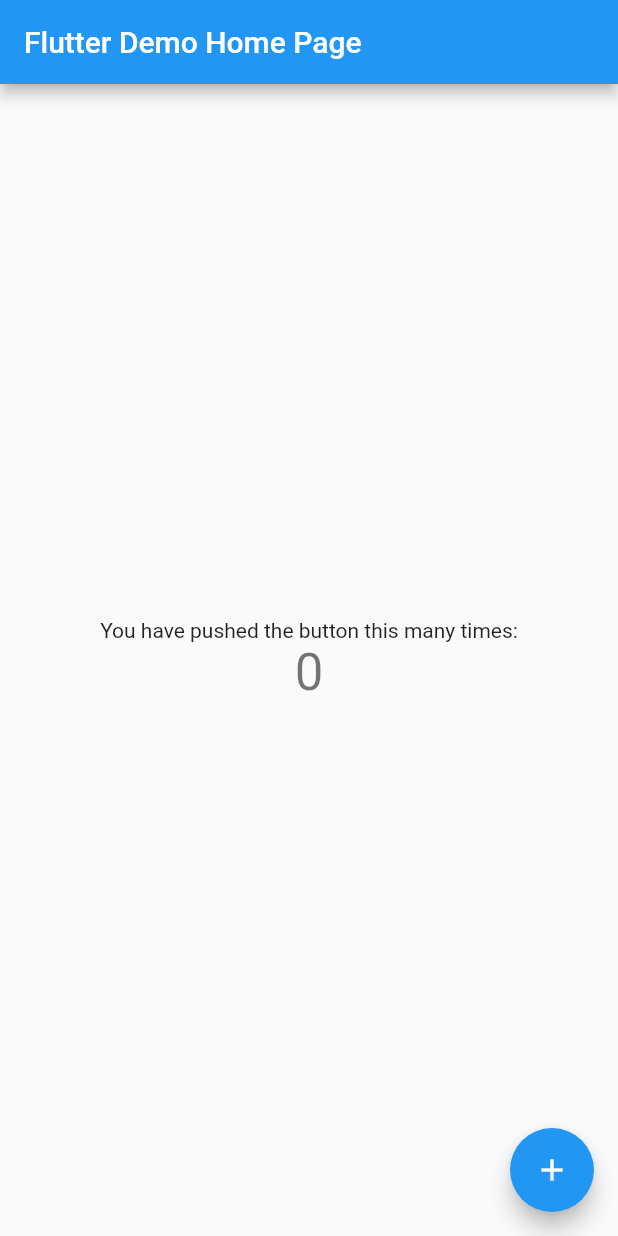
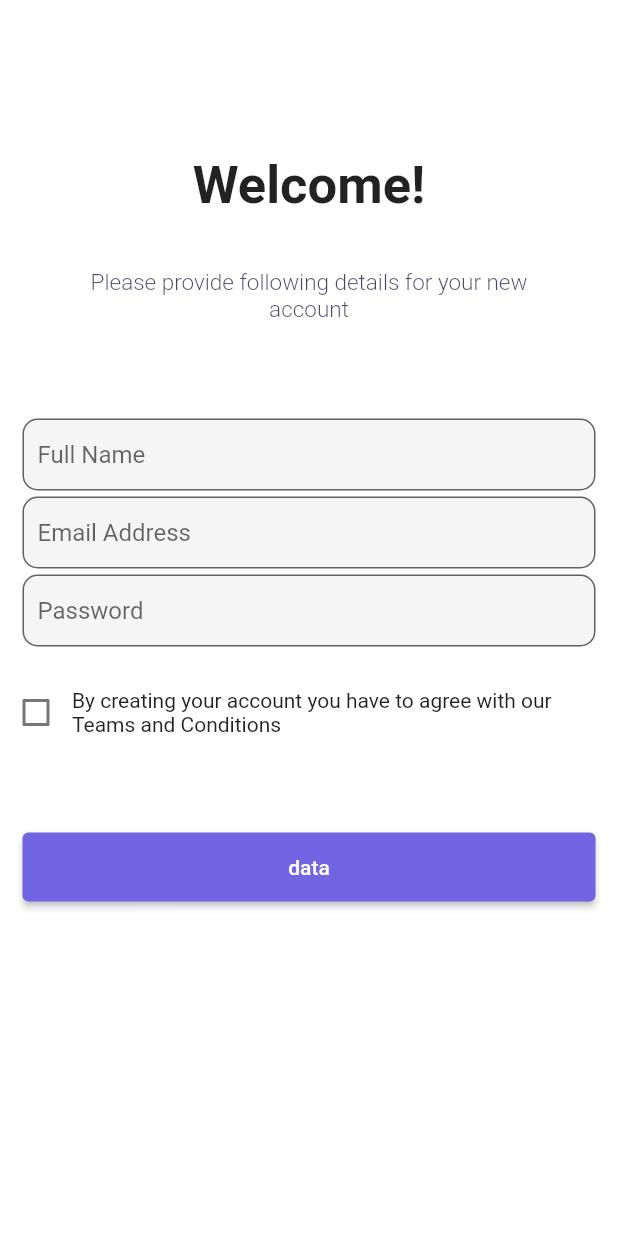
Before and after one commit to Modather-ali/bank_app_ui, a Flutter app: the screen it shows after launch, on a phone screen of 412 x 824 dp. Run offline on Flutter 3.47's test engine with Material 2 defaults, Android fonts, the phone set to English and light mode, and no system bars; our stand-ins replace get.

Commit message:
added auth text field

```diff
--- a/lib/main.dart
+++ b/lib/main.dart
@@ -1,4 +1,4 @@
-import 'package:flutter/material.dart';
+import 'packages.dart';
 
 void main() {
   runApp(const MyApp());
@@ -10,106 +10,15 @@
   // This widget is the root of your application.
   @override
   Widget build(BuildContext context) {
-    return MaterialApp(
+    return GetMaterialApp(
       title: 'Flutter Demo',
       theme: ThemeData(
-        // This is the theme of your application.
-        //
-        // Try running your application with "flutter run". You'll see the
-        // application has a blue toolbar. Then, without quitting the app, try
-        // changing the primarySwatch below to Colors.green and then invoke
-        // "hot reload" (press "r" in the console where you ran "flutter run",
-        // or simply save your changes to "hot reload" in a Flutter IDE).
-        // Notice that the counter didn't reset back to zero; the application
-        // is not restarted.
-        primarySwatch: Colors.blue,
+        colorScheme: const ColorScheme.light(
+          primary: Color(0xFF7165e3),
+        ),
+        scaffoldBackgroundColor: Colors.white,
       ),
-      home: const MyHomePage(title: 'Flutter Demo Home Page'),
+      home: const SignUpScreen(),
     );
   }
 }
-
-class MyHomePage extends StatefulWidget {
-  const MyHomePage({super.key, required this.title});
-
-  // This widget is the home page of your application. It is stateful, meaning
-  // that it has a State object (defined below) that contains fields that affect
-  // how it looks.
-
-  // This class is the configuration for the state. It holds the values (in this
-  // case the title) provided by the parent (in this case the App widget) and
-  // used by the build method of the State. Fields in a Widget subclass are
-  // always marked "final".
-
-  final String title;
-
-  @override
-  State<MyHomePage> createState() => _MyHomePageState();
-}
-
-class _MyHomePageState extends State<MyHomePage> {
-  int _counter = 0;
-
-  void _incrementCounter() {
-    setState(() {
-      // This call to setState tells the Flutter framework that something has
-      // changed in this State, which causes it to rerun the build method below
-      // so that the display can reflect the updated values. If we changed
-      // _counter without calling setState(), then the build method would not be
-      // called again, and so nothing would appear to happen.
-      _counter++;
-    });
-  }
-
-  @override
-  Widget build(BuildContext context) {
-    // This method is rerun every time setState is called, for instance as done
-    // by the _incrementCounter method above.
-    //
-    // The Flutter framework has been optimized to make rerunning build methods
-    // fast, so that you can just rebuild anything that needs updating rather
-    // than having to individually change instances of widgets.
-    return Scaffold(
-      appBar: AppBar(
-        // Here we take the value from the MyHomePage object that was created by
-        // the App.build method, and use it to set our appbar title.
-        title: Text(widget.title),
-      ),
-      body: Center(
-        // Center is a layout widget. It takes a single child and positions it
-        // in the middle of the parent.
-        child: Column(
-          // Column is also a layout widget. It takes a list of children and
-          // arranges them vertically. By default, it sizes itself to fit its
-          // children horizontally, and tries to be as tall as its parent.
-          //
-          // Invoke "debug painting" (press "p" in the console, choose the
-          // "Toggle Debug Paint" action from the Flutter Inspector in Android
-          // Studio, or the "Toggle Debug Paint" command in Visual Studio Code)
-          // to see the wireframe for each widget.
-          //
-          // Column has various properties to control how it sizes itself and
-          // how it positions its children. Here we use mainAxisAlignment to
-          // center the children vertically; the main axis here is the vertical
-          // axis because Columns are vertical (the cross axis would be
-          // horizontal).
-          mainAxisAlignment: MainAxisAlignment.center,
-          children: <Widget>[
-            const Text(
-              'You have pushed the button this many times:',
-            ),
-            Text(
-              '$_counter',
-              style: Theme.of(context).textTheme.headline4,
-            ),
-          ],
-        ),
-      ),
-      floatingActionButton: FloatingActionButton(
-        onPressed: _incrementCounter,
-        tooltip: 'Increment',
-        child: const Icon(Icons.add),
-      ), // This trailing comma makes auto-formatting nicer for build methods.
-    );
-  }
-}
--- /dev/null
+++ b/lib/packages.dart
@@ -0,0 +1,6 @@
+export 'package:flutter/material.dart';
+export 'package:get/get.dart';
+
+export 'screens/auth/sign_up.dart';
+export 'screens/widgets/auth_text_field.dart';
+export 'screens/widgets/custom_button.dart';
--- /dev/null
+++ b/lib/screens/auth/sign_up.dart
@@ -0,0 +1,88 @@
+import '../../packages.dart';
+
+class SignUpScreen extends StatefulWidget {
+  const SignUpScreen({Key? key}) : super(key: key);
+
+  @override
+  _SignUpScreenState createState() => _SignUpScreenState();
+}
+
+class _SignUpScreenState extends State<SignUpScreen> {
+  bool _checkboxValue = false;
+  @override
+  Widget build(BuildContext context) {
+    return Scaffold(
+      body: ListView(
+        children: [
+          Center(
+            child: Padding(
+              padding: EdgeInsets.only(
+                top: Get.height / 8,
+              ),
+              child: const Text(
+                "Welcome!",
+                style: TextStyle(
+                  fontSize: 35,
+                  fontWeight: FontWeight.bold,
+                ),
+              ),
+            ),
+          ),
+          const Padding(
+            padding: EdgeInsets.only(
+              top: 35,
+              bottom: 60,
+              left: 50,
+              right: 50,
+            ),
+            child: Text(
+              "Please provide following details for your new account",
+              textAlign: TextAlign.center,
+              style: TextStyle(
+                fontSize: 15,
+                fontWeight: FontWeight.w300,
+                color: Color.fromRGBO(28, 25, 57, 0.8),
+              ),
+            ),
+          ),
+          AuthTextField(
+            fieldName: "Full Name",
+          ),
+          AuthTextField(
+            fieldName: "Email Address",
+          ),
+          AuthTextField(
+            fieldName: "Password",
+          ),
+          const SizedBox(
+            height: 20,
+          ),
+          Row(
+            children: [
+              Checkbox(
+                value: _checkboxValue,
+                // fillColor: Color(0xFF7165e3).withOpacity(0.3),
+                focusColor: const Color(0xFF7165e3).withOpacity(0.3),
+                activeColor: const Color(0xFF7165e3),
+
+                onChanged: (value) {
+                  setState(() {
+                    _checkboxValue = value!;
+                  });
+                },
+              ),
+              const Expanded(
+                child: Text(
+                    "By creating your account you have to agree with our Teams and Conditions"),
+              ),
+            ],
+          ),
+          const SizedBox(
+            height: 50,
+          ),
+          const CustomButton(),
+        ],
+      ),
+    );
+  }
+}
--- /dev/null
+++ b/lib/screens/widgets/auth_text_field.dart
@@ -0,0 +1,65 @@
+import 'package:flutter/material.dart';
+
+// ignore: must_be_immutable
+class AuthTextField extends StatelessWidget {
+  AuthTextField({
+    Key? key,
+    required this.fieldName,
+    this.textInputType,
+    this.textInputAction = TextInputAction.next,
+    this.validator,
+    this.onChanged,
+    this.prefixIcon,
+    this.suffixIcon,
+    this.obscureText = false,
+    this.controller,
+  }) : super(key: key);
+
+  final String fieldName;
+  final TextInputType? textInputType;
+  TextInputAction? textInputAction;
+  String? Function(String?)? validator;
+  void Function(String)? onChanged;
+  Widget? prefixIcon;
+  Widget? suffixIcon;
+  bool obscureText;
+  TextEditingController? controller;
+
+  @override
+  Widget build(BuildContext context) {
+    return Padding(
+      padding: const EdgeInsets.fromLTRB(15, 4, 15, 0),
+      child: TextFormField(
+        onChanged: onChanged,
+        controller: controller,
+        validator: validator,
+        scrollPadding: const EdgeInsets.all(50),
+        keyboardType: textInputType,
+        textInputAction: textInputAction,
+        decoration: InputDecoration(
+          contentPadding: const EdgeInsets.symmetric(horizontal: 10),
+          focusColor: const Color(0xFF7165e3).withOpacity(0.3),
+          filled: true,
+          focusedBorder: OutlineInputBorder(
+            borderRadius: BorderRadius.circular(10),
+            borderSide: const BorderSide(
+              color: Color(0xFF7165e3),
+              width: 1.5,
+            ),
+          ),
+          border: OutlineInputBorder(
+            borderRadius: BorderRadius.circular(10),
+            borderSide: const BorderSide(
+              color: Colors.green,
+              width: 0.1,
+            ),
+          ),
+          hintText: fieldName,
+          prefixIcon: prefixIcon,
+          suffixIcon: suffixIcon,
+        ),
+        obscureText: obscureText,
+      ),
+    );
+  }
+}
--- /dev/null
+++ b/lib/screens/widgets/custom_button.dart
@@ -0,0 +1,21 @@
+import '../../packages.dart';
+
+class CustomButton extends StatelessWidget {
+  const CustomButton({Key? key}) : super(key: key);
+
+  @override
+  Widget build(BuildContext context) {
+    return Padding(
+      padding: const EdgeInsets.fromLTRB(15, 5, 15, 0),
+      child: ElevatedButton(
+        style: ElevatedButton.styleFrom(
+          padding: const EdgeInsets.symmetric(
+            vertical: 15,
+          ),
+        ),
+        onPressed: () {},
+        child: const Text("data"),
+      ),
+    );
+  }
+}
--- a/pubspec.yaml
+++ b/pubspec.yaml
@@ -36,6 +36,7 @@
   # The following adds the Cupertino Icons font to your application.
   # Use with the CupertinoIcons class for iOS style icons.
   cupertino_icons: ^1.0.2
+  get: ^4.6.5
 
 dev_dependencies:
   flutter_test:
```
Also changed, not shown: lib/packages_export.dart (deleted), pubspec.lock.
